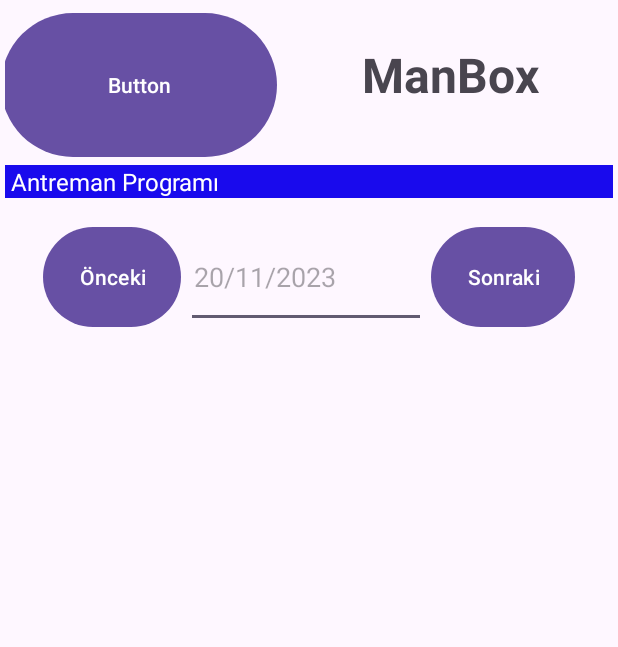
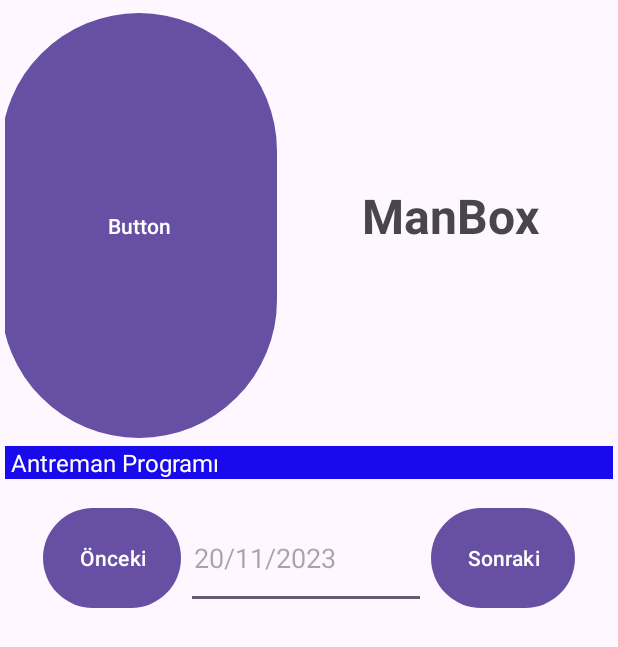
Before and after one commit to bilgehandk/ManBox, an Android app: the TraningActivity screen opened directly, with no data from a screen before it, on a phone screen of 412 x 824 dp. Shown: the top 647 px of the screen. Run offline under Robolectric (Android 15) with nearby library versions, the phone set to English and light mode, and no system bars.

Commit message:
wip-recycler view added constraints

```diff
--- a/app/src/main/res/layout/activity_traning.xml
+++ b/app/src/main/res/layout/activity_traning.xml
@@ -10,12 +10,13 @@
     <LinearLayout
         android:id="@+id/linearLayout3"
         android:layout_width="407dp"
-        android:layout_height="104dp"
+        android:layout_height="0dp"
         android:layout_marginStart="1dp"
         android:layout_marginTop="1dp"
         android:layout_marginEnd="1dp"
+        android:layout_marginBottom="113dp"
         android:orientation="horizontal"
-        app:layout_constraintBottom_toBottomOf="@+id/textView7"
+        app:layout_constraintBottom_toTopOf="@+id/recyclerView"
         app:layout_constraintEnd_toEndOf="parent"
         app:layout_constraintHorizontal_bias="1.0"
         app:layout_constraintStart_toStartOf="parent"
@@ -92,9 +93,15 @@
     </LinearLayout>
 
     <androidx.recyclerview.widget.RecyclerView
-        android:layout_width="403dp"
-        android:layout_height="506dp"
-        tools:layout_editor_absoluteX="1dp"
-        tools:layout_editor_absoluteY="218dp" />
+        android:id="@+id/recyclerView"
+        android:layout_width="317dp"
+        android:layout_height="410dp"
+        android:layout_marginStart="1dp"
+        android:layout_marginEnd="1dp"
+        android:layout_marginBottom="1dp"
+        app:layout_constraintBottom_toBottomOf="parent"
+        app:layout_constraintEnd_toEndOf="parent"
+        app:layout_constraintStart_toStartOf="parent"
+        app:layout_constraintTop_toBottomOf="@+id/linearLayout3" />
 
 </androidx.constraintlayout.widget.ConstraintLayout>
```
